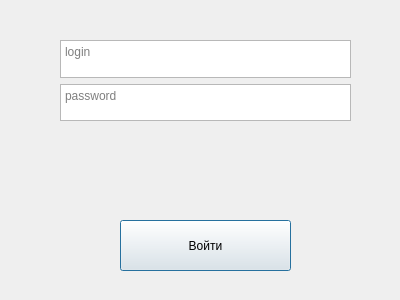
The window that DB_updater/Support/loginUI.ui (Developes-YL/YL_project_2) describes before a commit, drawn with Qt 5.
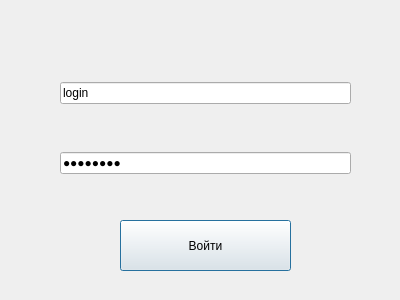
The same window after the commit.

The edit to the form file:
```diff
--- a/DB_updater/Support/loginUI.ui
+++ b/DB_updater/Support/loginUI.ui
@@ -32,21 +32,24 @@
      <x>60</x>
      <y>40</y>
      <width>291</width>
-     <height>81</height>
+     <height>176</height>
     </rect>
    </property>
    <layout class="QVBoxLayout" name="verticalLayout">
     <item>
-     <widget class="QTextEdit" name="textEdit">
-      <property name="placeholderText">
+     <widget class="QLineEdit" name="lineEdit">
+      <property name="text">
        <string>login</string>
       </property>
      </widget>
     </item>
     <item>
-     <widget class="QTextEdit" name="textEdit_2">
-      <property name="placeholderText">
-       <string>password</string>
+     <widget class="QLineEdit" name="lineEdit_2">
+      <property name="text">
+       <string>paswword</string>
+      </property>
+      <property name="echoMode">
+       <enum>QLineEdit::Password</enum>
       </property>
      </widget>
     </item>
```
